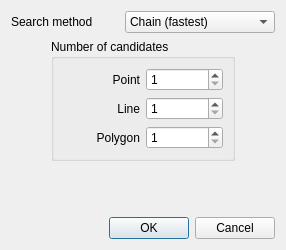
First picture: the form in src/plugins/labeling/engineconfigdialog.ui, repository qgis/QGIS, before the edit.
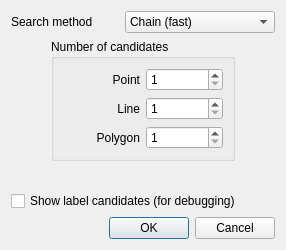
Second picture: the form after the edit.

Commit message: Added option to engine configuration to show candidate labels for every feature (as frames). Added a simple tool that shows candidate's cost on click (in a tooltip).

Diff of the .ui file:
```diff
--- a/src/plugins/labeling/engineconfigdialog.ui
+++ b/src/plugins/labeling/engineconfigdialog.ui
@@ -27,7 +27,7 @@
       <widget class="QComboBox" name="cboSearchMethod">
        <item>
         <property name="text">
-         <string>Chain (fastest)</string>
+         <string>Chain (fast)</string>
         </property>
        </item>
        <item>
@@ -158,6 +158,13 @@
      </property>
     </spacer>
    </item>
+   <item>
+    <widget class="QCheckBox" name="chkShowCandidates">
+     <property name="text">
+      <string>Show label candidates (for debugging)</string>
+     </property>
+    </widget>
+   </item>
    <item>
     <widget class="QDialogButtonBox" name="buttonBox">
      <property name="orientation">
```
Left out of the diff: 22 changed lines with no effect on the pictures. The commit also changes 5 other files.
